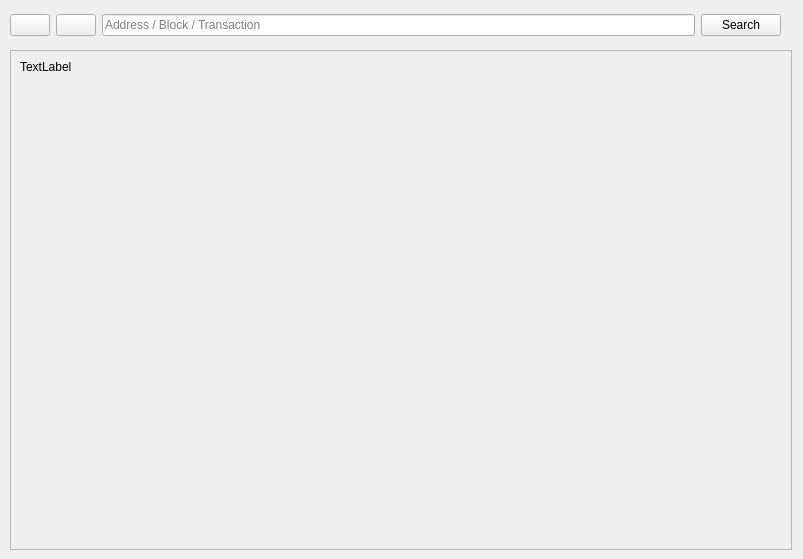
First picture: the form in src/qt/forms/blockexplorer.ui, repository thelonecrouton/bitcredit, before the edit.
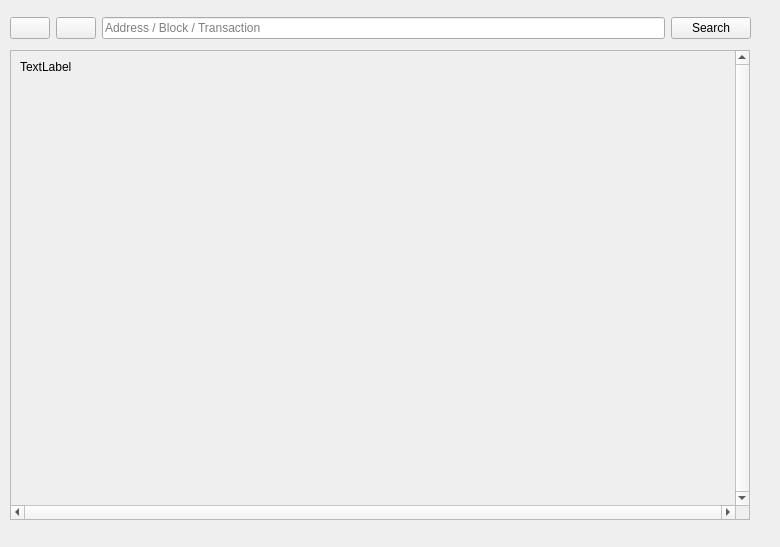
Second picture: the form after the edit. Icons and pictures are not drawn.

Diff of the .ui file:
```diff
--- a/src/qt/forms/blockexplorer.ui
+++ b/src/qt/forms/blockexplorer.ui
@@ -6,10 +6,16 @@
    <rect>
     <x>0</x>
     <y>0</y>
-    <width>803</width>
-    <height>559</height>
+    <width>780</width>
+    <height>547</height>
    </rect>
   </property>
+  <property name="maximumSize">
+   <size>
+    <width>780</width>
+    <height>16777215</height>
+   </size>
+  </property>
   <property name="windowTitle">
    <string>Blockchain Explorer</string>
   </property>
@@ -18,8 +24,8 @@
     <rect>
      <x>10</x>
      <y>10</y>
-     <width>771</width>
-     <height>31</height>
+     <width>741</width>
+     <height>36</height>
     </rect>
    </property>
    <layout class="QHBoxLayout" name="horizontalLayout">
@@ -28,6 +34,12 @@
     </property>
     <item>
      <widget class="QPushButton" name="back">
+      <property name="maximumSize">
+       <size>
+        <width>16777215</width>
+        <height>16777215</height>
+       </size>
+      </property>
       <property name="text">
        <string/>
       </property>
@@ -42,6 +54,12 @@
     </item>
     <item>
      <widget class="QPushButton" name="forward">
+      <property name="maximumSize">
+       <size>
+        <width>16777215</width>
+        <height>16777215</height>
+       </size>
+      </property>
       <property name="text">
        <string/>
       </property>
@@ -65,6 +83,12 @@
         <height>0</height>
        </size>
       </property>
+      <property name="maximumSize">
+       <size>
+        <width>16777215</width>
+        <height>16777215</height>
+       </size>
+      </property>
       <property name="inputMask">
        <string/>
       </property>
@@ -92,7 +116,7 @@
       </property>
       <property name="maximumSize">
        <size>
-        <width>16777215</width>
+        <width>130</width>
         <height>16777215</height>
        </size>
       </property>
@@ -117,10 +141,22 @@
     <rect>
      <x>10</x>
      <y>50</y>
-     <width>782</width>
-     <height>500</height>
+     <width>740</width>
+     <height>470</height>
     </rect>
    </property>
+   <property name="maximumSize">
+    <size>
+     <width>750</width>
+     <height>470</height>
+    </size>
+   </property>
+   <property name="verticalScrollBarPolicy">
+    <enum>Qt::ScrollBarAlwaysOn</enum>
+   </property>
+   <property name="horizontalScrollBarPolicy">
+    <enum>Qt::ScrollBarAlwaysOn</enum>
+   </property>
    <property name="widgetResizable">
     <bool>true</bool>
    </property>
@@ -129,8 +165,8 @@
      <rect>
       <x>0</x>
       <y>0</y>
-      <width>780</width>
-      <height>498</height>
+      <width>723</width>
+      <height>453</height>
      </rect>
     </property>
     <layout class="QHBoxLayout" name="horizontalLayout_2">
@@ -142,6 +178,12 @@
          <verstretch>0</verstretch>
         </sizepolicy>
        </property>
+       <property name="maximumSize">
+        <size>
+         <width>16777215</width>
+         <height>16777215</height>
+        </size>
+       </property>
        <property name="text">
         <string>TextLabel</string>
        </property>
```
Left out of the diff: 3 changed lines with no effect on the pictures.
